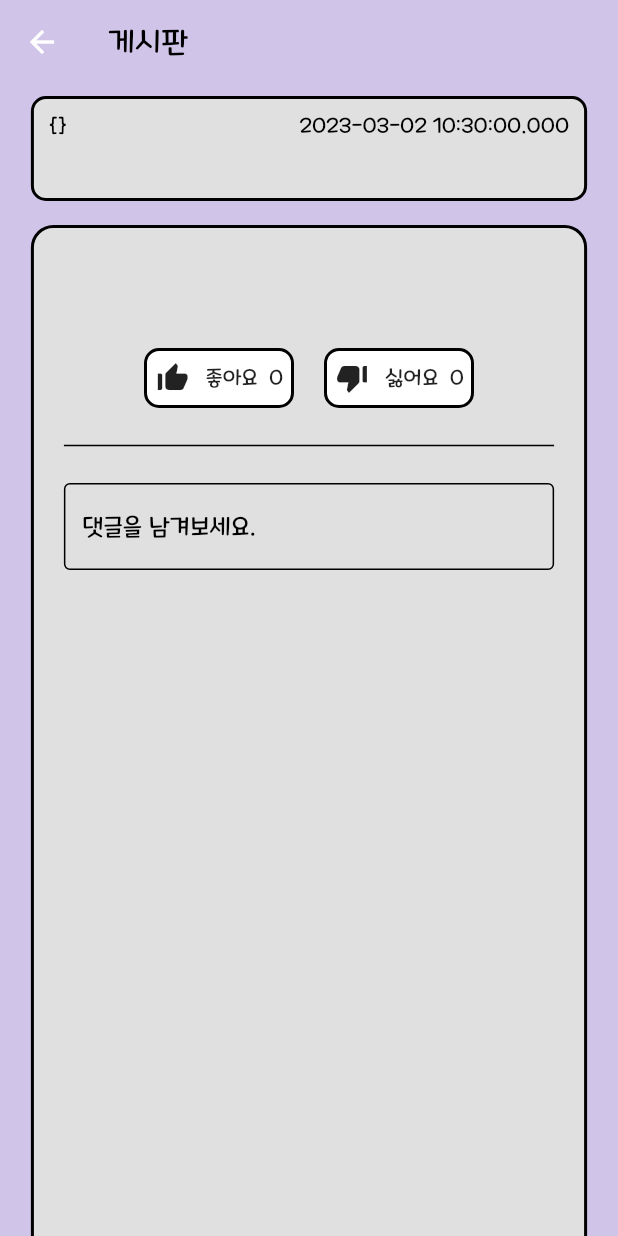
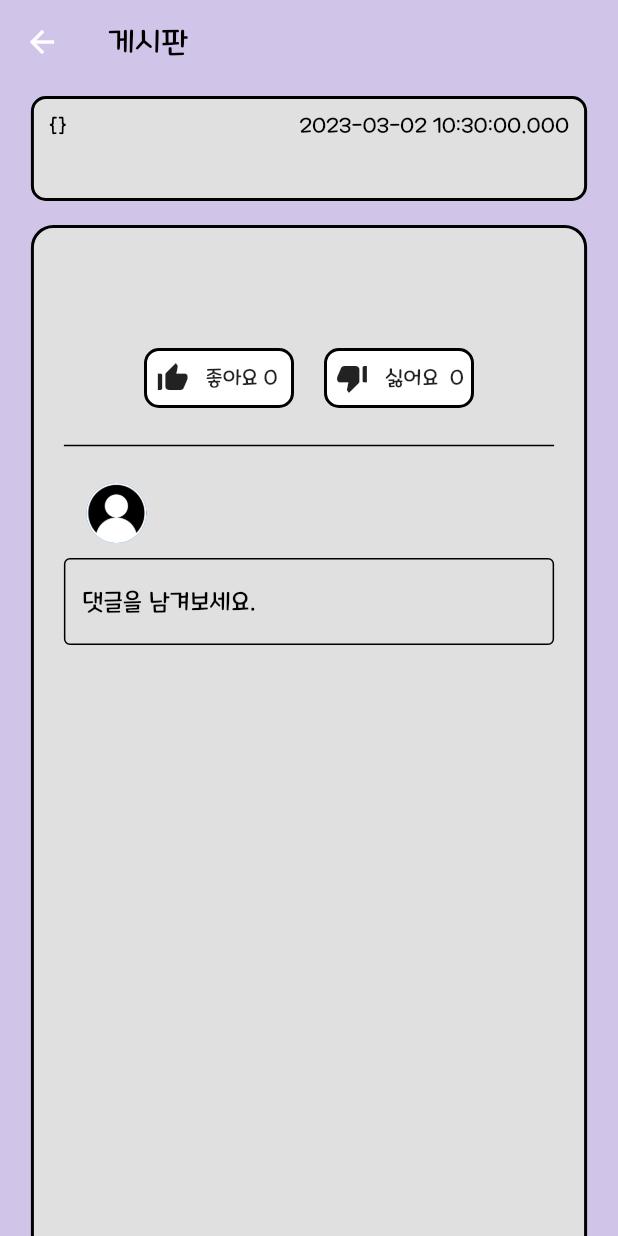
Before and after one commit to meohyun/neologism_quiz, a Flutter app: the BulletinPost screen opened directly with empty values, on a phone screen of 412 x 824 dp. Run offline on Flutter 3.47's test engine with Material 2 defaults, Android fonts, the phone set to English and light mode, and no system bars; our stand-ins replace cloud_firestore, firebase_auth, firebase_core, firebase_storage, get, google_sign_in and 2 more; missing offline and left inert: soundpool; accounts and stored records are empty; network calls fail.

Commit message:
2023.03.02 17:15 userprofile error modify

```diff
--- a/lib/pages/bulletin_pages/chatbox.dart
+++ b/lib/pages/bulletin_pages/chatbox.dart
@@ -1,4 +1,3 @@
-import 'dart:io';
 import 'package:cloud_firestore/cloud_firestore.dart';
 import 'package:firebase_auth/firebase_auth.dart';
 import 'package:flutter/material.dart';
@@ -18,51 +17,31 @@ final userid = FirebaseAuth.instance.currentUser!.uid;
 int pressedAttentionIndex = 0;
 
 class ChatContainer extends StatefulWidget {
-  const ChatContainer({super.key, this.docId, this.chats});
+  const ChatContainer({
+    super.key,
+    this.docId,
+    this.chats,
+    this.username,
+  });
 
   final docId;
   final chats;
+  final username;
 
   @override
   State<ChatContainer> createState() => _ChatContainerState();
 }
 
 class _ChatContainerState extends State<ChatContainer> {
-  getprofile() {
-    FirebaseFirestore.instance
-        .collection('post')
-        .doc(widget.docId)
-        .snapshots()
-        .listen((docsnapshot) {
-      if (docsnapshot.exists) {
-        Map<String, dynamic> data = docsnapshot.data()!;
-
-        final chatdata = data['chats'];
-
-        FirebaseFirestore.instance
-            .collection('user')
-            .doc('userdatabase')
-            .get()
-            .then((value) {
-          final datas = value.data();
-          for (int i = 0; i < chatdata.length; i++) {
-            final chatadmin = chatdata[i]['user'];
-            profileimagecontroller.pathput(datas![chatadmin]['imagepath']);
-            profileimagecontroller.hasimageput(datas[chatadmin]['hasimage']);
-          }
-        });
-      }
-      print(profileimagecontroller.profilepaths);
-    });
-  }
-
   addchat() async {
     List<dynamic> chat = [
       {
         "content": chatController.text,
         "time": Timestamp.now(),
         "user": userid,
-        "nickname": user
+        "nickname": widget.username,
+        "imagepath": profileimagecontroller.profilePath.value,
+        "hasimage": profileimagecontroller.isProfilePath.value
       },
     ];
     await FirebaseFirestore.instance
@@ -74,12 +53,41 @@ class _ChatContainerState extends State<ChatContainer> {
   @override
   Widget build(BuildContext context) {
     Get.put(chatcontroller());
+    Get.put(ProfileImageController());
     final blackmode = Get.find<BlackModeController>().blackmode;
     return GetBuilder(
       init: BlackModeController(),
       builder: (_) => Column(
         crossAxisAlignment: CrossAxisAlignment.start,
         children: [
+          Obx(() {
+            return Padding(
+              padding: const EdgeInsets.only(left: 15),
+              child: Row(
+                children: [
+                  CircleAvatar(
+                      backgroundImage:
+                          profileimagecontroller.isProfilePath.value == true
+                              ? NetworkImage(
+                                      profileimagecontroller.profilePath.value)
+                                  as ImageProvider
+                              : const AssetImage('assets/userimage3.png')),
+                  const SizedBox(
+                    width: 10,
+                  ),
+                  Text(
+                    widget.username.toString(),
+                    style: TextStyle(
+                        fontSize: 16,
+                        color: blackmode ? Colors.white : blackmodecolor),
+                  )
+                ],
+              ),
+            );
+          }),
+          const SizedBox(
+            height: 10,
+          ),
           Obx(() {
             return SizedBox(
               height: 60,
@@ -116,10 +124,7 @@ class _ChatContainerState extends State<ChatContainer> {
                             color: blackmode ? Colors.white : Colors.black))),
                 onFieldSubmitted: (value) {
                   chatController.text = value;
-                  profileimagecontroller.profilepaths.value = [];
-                  profileimagecontroller.isprofilepaths.value = [];
                   addchat();
-                  getprofile();
                   chatController.text = "";
                 },
               ),
@@ -155,6 +160,8 @@ class _ChatUpdateBoxState extends State<ChatUpdateBox> {
         "time": docs['chats'][pressedAttentionIndex]["time"],
         "user": userid,
         "nickname": docs['chats'][pressedAttentionIndex]["nickname"],
+        "imagepath": profileimagecontroller.profilePath.value,
+        "hasimage": profileimagecontroller.isProfilePath.value,
       },
     ];
 
@@ -169,6 +176,8 @@ class _ChatUpdateBoxState extends State<ChatUpdateBox> {
         "time": Timestamp.now(),
         "user": userid,
         "nickname": docs['chats'][pressedAttentionIndex]["nickname"],
+        "imagepath": profileimagecontroller.profilePath.value,
+        "hasimage": profileimagecontroller.isProfilePath.value,
       },
     ];
     await FirebaseFirestore.instance
@@ -200,15 +209,15 @@ class _ChatUpdateBoxState extends State<ChatUpdateBox> {
                     () => CircleAvatar(
                       backgroundImage:
                           profileimagecontroller.isProfilePath.value == true
-                              ? FileImage(File(
-                                      profileimagecontroller.profilePath.value))
+                              ? NetworkImage(
+                                      profileimagecontroller.profilePath.value)
                                   as ImageProvider
                               : const AssetImage(
                                   "assets/userimage3.png",
                                 ),
                     ),
                   ),
-                  SizedBox(
+                  const SizedBox(
                     width: 10,
                   ),
                   Text(
@@ -318,11 +327,6 @@ class _ChatBoxState extends State<ChatBox> {
     super.initState();
   }
 
-  @override
-  Widget build(BuildContext context) {
-    Get.put(chatcontroller());
-    Get.put(BlackModeController());
-    final blackmode = Get.find<BlackModeController>().blackmode;
   Future<void> deletechat(docs) async {
     List<dynamic> chat = [
       {
@@ -330,6 +334,8 @@ class _ChatBoxState extends State<ChatBox> {
         "time": docs['chats'][pressedAttentionIndex]["time"],
         "user": userid,
         "nickname": docs['chats'][pressedAttentionIndex]["nickname"],
+        "imagepath": profileimagecontroller.profilePath.value,
+        "hasimage": profileimagecontroller.isProfilePath.value,
       },
     ];
 
@@ -338,6 +344,12 @@ class _ChatBoxState extends State<ChatBox> {
         .doc(widget.docid)
         .update({"chats": FieldValue.arrayRemove(chat)});
   }
+
+  @override
+  Widget build(BuildContext context) {
+    Get.put(chatcontroller());
+    Get.put(BlackModeController());
+    final blackmode = Get.find<BlackModeController>().blackmode;
 
     return StreamBuilder(
         stream: FirebaseFirestore.instance
@@ -382,22 +394,16 @@ class _ChatBoxState extends State<ChatBox> {
                                   children: [
                                     Wrap(
                                       children: [
-                                        Obx(
-                                          () => CircleAvatar(
+                                        CircleAvatar(
                                           radius: 20,
-                                            backgroundImage:
-                                                profileimagecontroller
-                                                                .isprofilepaths[
-                                                            index] ==
+                                          backgroundImage: docs['chats'][index]
+                                                      ['hasimage'] ==
                                                   true
-                                                    ? NetworkImage(
-                                                            profileimagecontroller
-                                                                .profilepaths
-                                                                .value[index])
+                                              ? NetworkImage(docs['chats']
+                                                      [index]['imagepath'])
                                                   as ImageProvider
                                               : const AssetImage(
                                                   "assets/userimage3.png",
-                                                      ),
                                                 ),
                                         ),
                                         const SizedBox(
@@ -413,12 +419,10 @@ class _ChatBoxState extends State<ChatBox> {
                                                     ['nickname'],
                                                 userid: docs['chats'][index]
                                                     ['user'],
-                                                imagepath:
-                                                    profileimagecontroller
-                                                        .profilepaths
-                                                        .value[index],
-                                                hasimage: profileimagecontroller
-                                                    .isprofilepaths[index],
+                                                imagepath: docs['chats'][index]
+                                                    ['imagepath'],
+                                                hasimage: docs['chats'][index]
+                                                    ['hasimage'],
                                               );
                                             }));
                                           },
--- a/lib/pages/bulletin_pages/post_page.dart
+++ b/lib/pages/bulletin_pages/post_page.dart
@@ -51,36 +51,11 @@ class BulletinPost extends StatefulWidget {
 
 class _BulletinPostState extends State<BulletinPost> {
   TextEditingController chatController = TextEditingController();
-  final useruid = FirebaseAuth.instance.currentUser!.uid;
 
-  getprofile() async {
-    FirebaseFirestore.instance
-        .collection('post')
-        .doc(widget.docId)
-        .get()
-        .then((val) {
-      final data = val.data();
-
-      FirebaseFirestore.instance
-          .collection('user')
-          .doc('userdatabase')
-          .get()
-          .then((value) {
-        final datas = value.data();
-        for (int i = 0; i < data!['chats'].length; i++) {
-          final chatadmin = data['chats'][i]['user'];
-          profileimagecontroller.pathput(datas![chatadmin]['imagepath']);
-          profileimagecontroller.hasimageput(datas[chatadmin]['hasimage']);
-        }
-      });
-    });
-  }
+  final userid = FirebaseAuth.instance.currentUser!.uid;
+  final username = FirebaseAuth.instance.currentUser!.displayName;
 
   updateChatUser() {
-    final user = FirebaseAuth.instance.currentUser!;
-    final userid = user.uid;
-    final username = user.displayName;
-
     FirebaseFirestore.instance
         .collection('post')
         .doc(widget.docId)
@@ -94,7 +69,9 @@ class _BulletinPostState extends State<BulletinPost> {
               "content": datas["chats"][i]["content"],
               "time": datas["chats"][i]["time"],
               "user": datas["chats"][i]["user"],
-              "nickname": datas["chats"][i]["nickname"]
+              "nickname": datas["chats"][i]["nickname"],
+              "imagepath": datas["chats"][i]["imagepath"],
+              "hasimage": datas["chats"][i]["hasimage"],
             },
           ];
           FirebaseFirestore.instance
@@ -107,7 +84,9 @@ class _BulletinPostState extends State<BulletinPost> {
               "content": datas["chats"][i]["content"],
               "time": datas["chats"][i]["time"],
               "user": datas["chats"][i]["user"],
-              "nickname": username
+              "nickname": username,
+              "imagepath": profileimagecontroller.profilePath.value,
+              "hasimage": profileimagecontroller.isProfilePath.value,
             },
           ];
           FirebaseFirestore.instance
@@ -120,7 +99,9 @@ class _BulletinPostState extends State<BulletinPost> {
               "content": datas["chats"][i]["content"],
               "time": datas["chats"][i]["time"],
               "user": datas["chats"][i]["user"],
-              "nickname": datas["chats"][i]["nickname"]
+              "nickname": datas["chats"][i]["nickname"],
+              "imagepath": datas["chats"][i]["imagepath"],
+              "hasimage": datas["chats"][i]["hasimage"],
             },
           ];
           FirebaseFirestore.instance
@@ -133,7 +114,9 @@ class _BulletinPostState extends State<BulletinPost> {
               "content": datas["chats"][i]["content"],
               "time": datas["chats"][i]["time"],
               "user": datas["chats"][i]["user"],
-              "nickname": datas["chats"][i]["nickname"]
+              "nickname": datas["chats"][i]["nickname"],
+              "imagepath": datas["chats"][i]["imagepath"],
+              "hasimage": datas["chats"][i]["hasimage"],
             },
           ];
           FirebaseFirestore.instance
@@ -147,14 +130,11 @@ class _BulletinPostState extends State<BulletinPost> {
 
   @override
   void initState() {
+    updateChatUser();
     Get.put(chatcontroller());
-    getprofile();
-    updateChatUser();
     super.initState();
     Future.delayed(Duration.zero, () {
       setState(() {
-        profileimagecontroller.profilepaths.value = [];
-        profileimagecontroller.isprofilepaths.value = [];
         likeCount = widget.like;
         isLiked = widget.userlike;
         disLiked = widget.userdislike;
@@ -416,16 +396,15 @@ class _BulletinPostState extends State<BulletinPost> {
                                                             MainAxisAlignment
                                                                 .center,
                                                         children: [
-                                                          Icon(Icons
+                                                          const Icon(Icons
                                                               .thumb_up_alt),
                                                           Padding(
                                                             padding:
                                                                 const EdgeInsets
                                                                         .only(
                                                                     left: 10),
-                                                            child: Text("좋아요  " +
-                                                                likeCount
-                                                                    .toString()),
+                                                            child: Text(
+                                                                "좋아요 ${likeCount.toString()} "),
                                                           )
                                                         ],
                                                       ),
@@ -458,9 +437,8 @@ class _BulletinPostState extends State<BulletinPost> {
                                                               const EdgeInsets
                                                                       .only(
                                                                   left: 10),
-                                                          child: Text("싫어요  " +
-                                                              dislikeCount
-                                                                  .toString()),
+                                                          child: Text(
+                                                              "싫어요  ${dislikeCount.toString()}"),
                                                         )
                                                       ],
                                                     ),
@@ -478,6 +456,7 @@ class _BulletinPostState extends State<BulletinPost> {
                                         ChatContainer(
                                           docId: widget.docId,
                                           chats: widget.chats,
+                                          username: username,
                                         )
                                       ],
                                     ),
```
Also changed, not shown: lib/pages/user_page/profile.dart (+7 -10 lines). Lines whose indentation alone changed are shown as unchanged.
